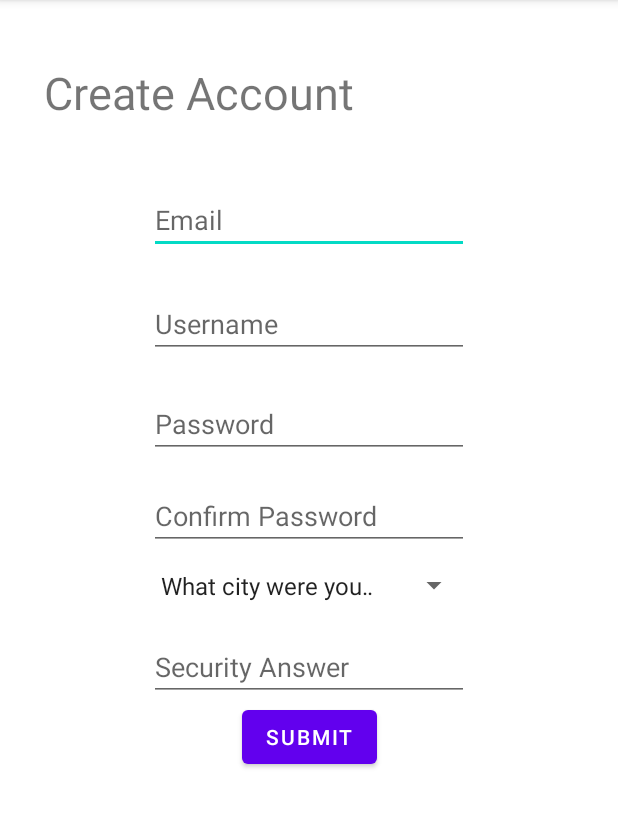
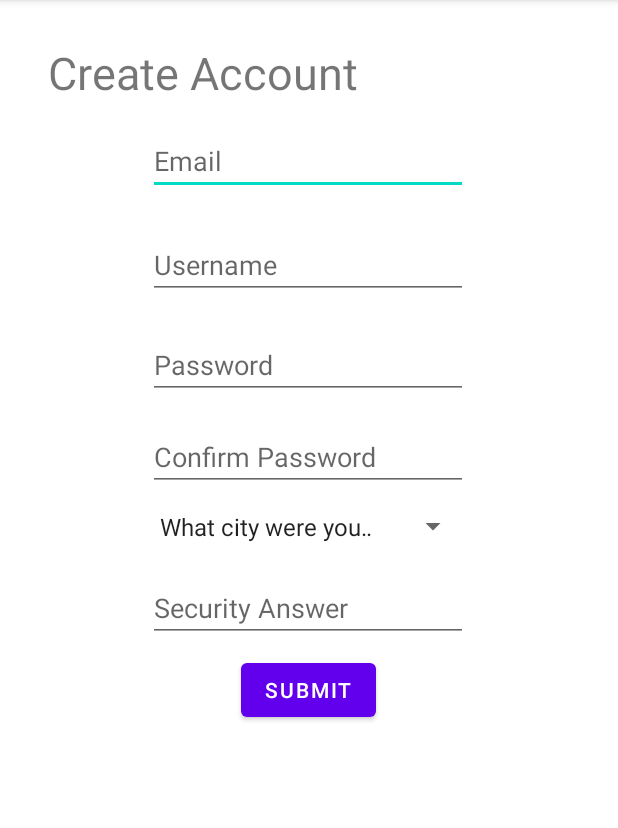
Before and after one commit to rileyjsumner/UPark, an Android app: the CreateAccount screen opened directly, with no data from a screen before it, on a phone screen of 412 x 824 dp, the part 84-912 px from its top. Run offline under Robolectric (Android 15) with nearby library versions, the phone set to English and light mode, and no system bars.

Commit message:
made some layout changes

```diff
--- a/app/src/main/res/layout/activity_create_account.xml
+++ b/app/src/main/res/layout/activity_create_account.xml
@@ -11,14 +11,14 @@
         android:id="@+id/email"
         android:layout_width="wrap_content"
         android:layout_height="wrap_content"
-        android:layout_marginTop="42dp"
+        android:layout_marginTop="16dp"
         android:ems="10"
         android:hint="Email"
         android:inputType="textEmailAddress"
         app:layout_constraintEnd_toEndOf="parent"
+        app:layout_constraintHorizontal_bias="0.497"
         app:layout_constraintStart_toStartOf="parent"
         app:layout_constraintTop_toBottomOf="@+id/textView" />
-
 
     <EditText
         android:id="@+id/username"
@@ -76,8 +76,10 @@
         android:id="@+id/button"
         android:layout_width="wrap_content"
         android:layout_height="wrap_content"
+        android:layout_marginTop="8dp"
         android:text="Submit"
         app:layout_constraintEnd_toEndOf="parent"
+        app:layout_constraintHorizontal_bias="0.498"
         app:layout_constraintStart_toStartOf="parent"
         app:layout_constraintTop_toBottomOf="@+id/securityA" />
 
@@ -85,8 +87,8 @@
         android:id="@+id/textView"
         android:layout_width="wrap_content"
         android:layout_height="wrap_content"
-        android:layout_marginStart="29dp"
-        android:layout_marginTop="41dp"
+        android:layout_marginStart="32dp"
+        android:layout_marginTop="28dp"
         android:text="Create Account"
         android:textSize="30sp"
         app:layout_constraintStart_toStartOf="parent"
```
